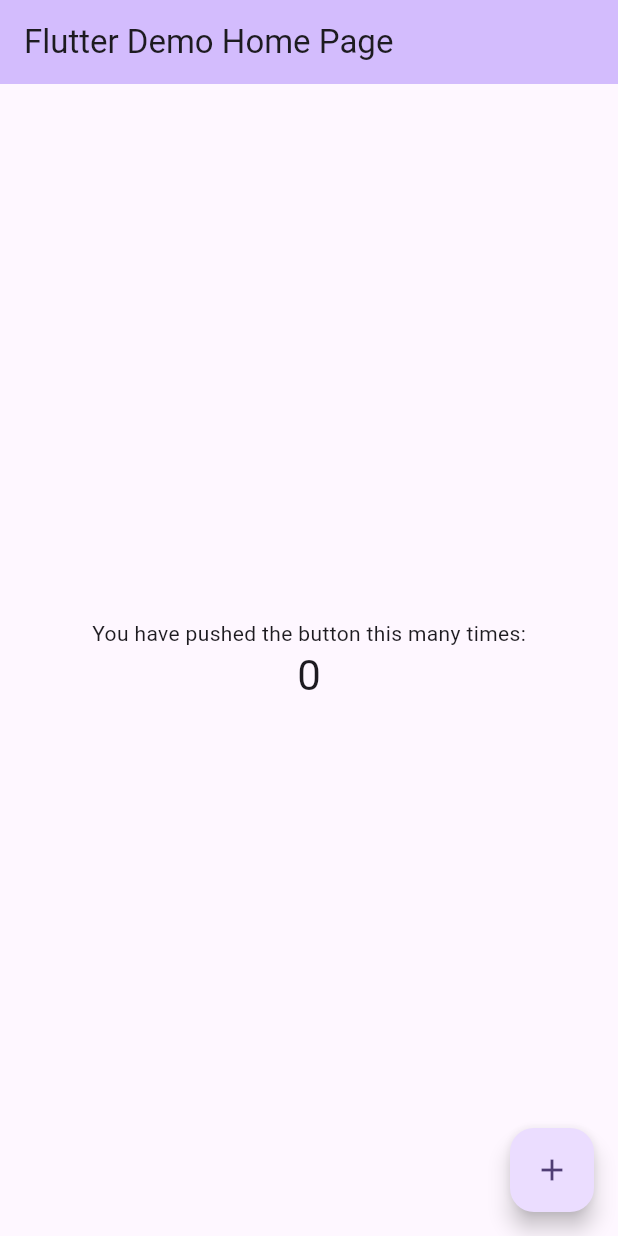
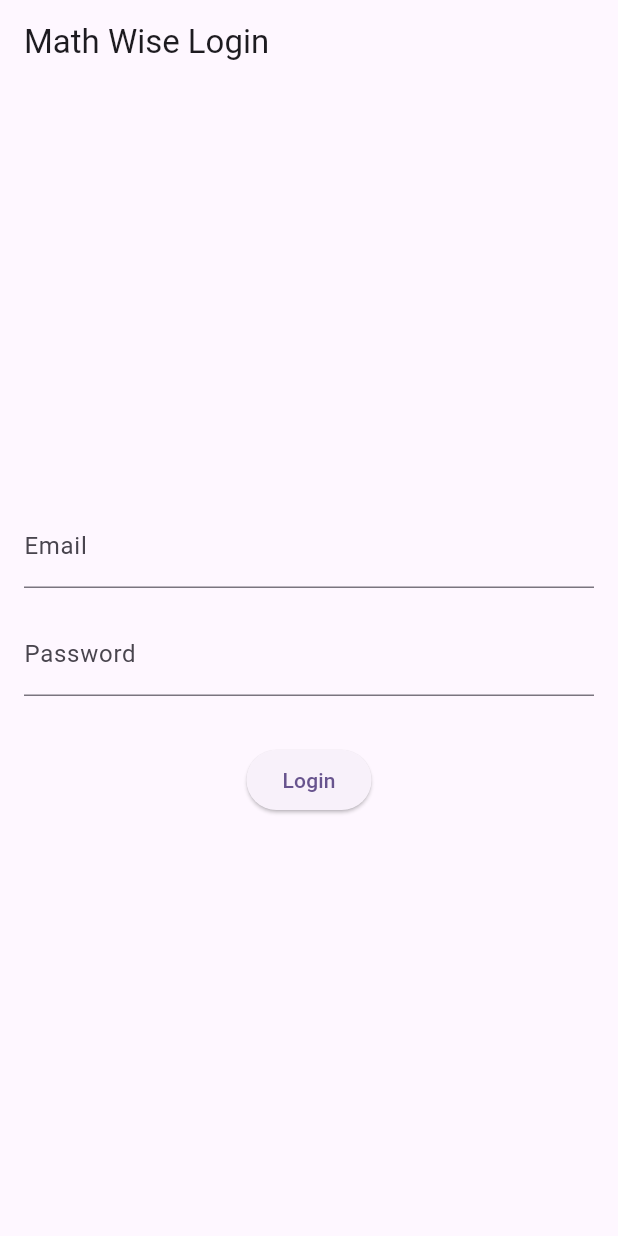
Before and after one commit to Yazzine02/math-wise, a Flutter app: the screen it shows after launch, on a phone screen of 412 x 824 dp. Run offline on Flutter 3.47's test engine with Material 3 defaults, Android fonts, the light colour scheme and no system bars; our stand-ins replace go_router, shared_preferences.

Commit message:
feat(frontend): integrate auth service and declarative routing
- Created AuthService to handle HTTP login/register requests to the Spring Boot gateway
- Built LoginScreen UI with form controllers, loading states, and error handling
- Implemented SharedPreferences to persist the JWT token locally
- Integrated go_router and provider for state-based, declarative routing
- Established a router guard to automatically redirect users to the home dashboard upon successful authentication

```diff
--- /dev/null
+++ b/frontend-flutter/devtools_options.yaml
@@ -0,0 +1,3 @@
+description: This file stores settings for Dart & Flutter DevTools.
+documentation: https://docs.flutter.dev/tools/devtools/extensions#configure-extension-enablement-states
+extensions:
--- a/frontend-flutter/lib/main.dart
+++ b/frontend-flutter/lib/main.dart
@@ -1,121 +1,42 @@
 import 'package:flutter/material.dart';
+import 'package:provider/provider.dart';
+import 'providers/auth_provider.dart';
+import 'routing/app_router.dart';
 
 void main() {
-  runApp(const MyApp());
+  runApp(const MathWiseApp());
 }
 
-class MyApp extends StatelessWidget {
-  const MyApp({super.key});
-
-  // This widget is the root of your application.
-  @override
-  Widget build(BuildContext context) {
-    return MaterialApp(
-      title: 'Flutter Demo',
-      theme: ThemeData(
-        // This is the theme of your application.
-        //
-        // TRY THIS: Try running your application with "flutter run". You'll see
-        // the application has a purple toolbar. Then, without quitting the app,
-        // try changing the seedColor in the colorScheme below to Colors.green
-        // and then invoke "hot reload" (save your changes or press the "hot
-        // reload" button in a Flutter-supported IDE, or press "r" if you used
-        // the command line to start the app).
-        //
-        // Notice that the counter didn't reset back to zero; the application
-        // state is not lost during the reload. To reset the state, use hot
-        // restart instead.
-        //
-        // This works for code too, not just values: Most code changes can be
-        // tested with just a hot reload.
-        colorScheme: .fromSeed(seedColor: Colors.deepPurple),
-      ),
-      home: const MyHomePage(title: 'Flutter Demo Home Page'),
-    );
-  }
-}
-
-class MyHomePage extends StatefulWidget {
-  const MyHomePage({super.key, required this.title});
-
-  // This widget is the home page of your application. It is stateful, meaning
-  // that it has a State object (defined below) that contains fields that affect
-  // how it looks.
-
-  // This class is the configuration for the state. It holds the values (in this
-  // case the title) provided by the parent (in this case the App widget) and
-  // used by the build method of the State. Fields in a Widget subclass are
-  // always marked "final".
-
-  final String title;
-
-  @override
-  State<MyHomePage> createState() => _MyHomePageState();
-}
-
-class _MyHomePageState extends State<MyHomePage> {
-  int _counter = 0;
-
-  void _incrementCounter() {
-    setState(() {
-      // This call to setState tells the Flutter framework that something has
-      // changed in this State, which causes it to rerun the build method below
-      // so that the display can reflect the updated values. If we changed
-      // _counter without calling setState(), then the build method would not be
-      // called again, and so nothing would appear to happen.
-      _counter++;
-    });
-  }
+class MathWiseApp extends StatelessWidget {
+  const MathWiseApp({super.key});
 
   @override
   Widget build(BuildContext context) {
-    // This method is rerun every time setState is called, for instance as done
-    // by the _incrementCounter method above.
-    //
-    // The Flutter framework has been optimized to make rerunning build methods
-    // fast, so that you can just rebuild anything that needs updating rather
-    // than having to individually change instances of widgets.
-    return Scaffold(
-      appBar: AppBar(
-        // TRY THIS: Try changing the color here to a specific color (to
-        // Colors.amber, perhaps?) and trigger a hot reload to see the AppBar
-        // change color while the other colors stay the same.
-        backgroundColor: Theme.of(context).colorScheme.inversePrimary,
-        // Here we take the value from the MyHomePage object that was created by
-        // the App.build method, and use it to set our appbar title.
-        title: Text(widget.title),
-      ),
-      body: Center(
-        // Center is a layout widget. It takes a single child and positions it
-        // in the middle of the parent.
-        child: Column(
-          // Column is also a layout widget. It takes a list of children and
-          // arranges them vertically. By default, it sizes itself to fit its
-          // children horizontally, and tries to be as tall as its parent.
-          //
-          // Column has various properties to control how it sizes itself and
-          // how it positions its children. Here we use mainAxisAlignment to
-          // center the children vertically; the main axis here is the vertical
-          // axis because Columns are vertical (the cross axis would be
-          // horizontal).
-          //
-          // TRY THIS: Invoke "debug painting" (choose the "Toggle Debug Paint"
-          // action in the IDE, or press "p" in the console), to see the
-          // wireframe for each widget.
-          mainAxisAlignment: .center,
-          children: [
-            const Text('You have pushed the button this many times:'),
-            Text(
-              '$_counter',
-              style: Theme.of(context).textTheme.headlineMedium,
+    return MultiProvider(
+      providers: [
+        // 1. Provide the Auth State to the whole app
+        ChangeNotifierProvider(create: (_) => AuthProvider()),
+
+        // 2. Provide the Router, passing it the AuthProvider so it can guard routes
+        ProxyProvider<AuthProvider, AppRouter>(
+          update: (context, authProvider, previous) => AppRouter(authProvider),
+        ),
+      ],
+      child: Builder(
+        builder: (context) {
+          // Grab the router
+          final goRouter = context.read<AppRouter>().router;
+
+          return MaterialApp.router(
+            title: 'Math Wise',
+            debugShowCheckedModeBanner: false,
+            theme: ThemeData(
+              colorScheme: ColorScheme.fromSeed(seedColor: Colors.deepPurple),
+              useMaterial3: true,
             ),
-          ],
-        ),
-      ),
-      floatingActionButton: FloatingActionButton(
-        onPressed: _incrementCounter,
-        tooltip: 'Increment',
-        child: const Icon(Icons.add),
+            routerConfig: goRouter, // Use go_router
+          );
+        },
       ),
     );
   }
--- /dev/null
+++ b/frontend-flutter/lib/providers/auth_provider.dart
@@ -0,0 +1,42 @@
+import 'package:flutter/material.dart';
+import 'package:shared_preferences/shared_preferences.dart';
+import '../services/auth_service.dart';
+
+class AuthProvider extends ChangeNotifier {
+  bool _isAuthenticated = false;
+  bool _isInitialized = false; // Prevents routing before we check storage
+
+  bool get isAuthenticated => _isAuthenticated;
+  bool get isInitialized => _isInitialized;
+
+  AuthProvider() {
+    _checkExistingToken();
+  }
+
+  // Check SharedPreferences on app startup
+  Future<void> _checkExistingToken() async {
+    final prefs = await SharedPreferences.getInstance();
+    final token = prefs.getString('jwt_token');
+
+    _isAuthenticated = token != null;
+    _isInitialized = true;
+    notifyListeners(); // Wakes up the router
+  }
+
+  // Wrapper for your static login method
+  Future<String?> login(String email, String password) async {
+    final error = await AuthService.login(email, password);
+    if (error == null) {
+      _isAuthenticated = true;
+      notifyListeners(); // Tells the router to redirect to home
+    }
+    return error;
+  }
+
+  // Wrapper for your static logout method
+  Future<void> logout() async {
+    await AuthService.logout();
+    _isAuthenticated = false;
+    notifyListeners(); // Tells the router to kick user to login screen
+  }
+}
--- /dev/null
+++ b/frontend-flutter/lib/routing/app_router.dart
@@ -0,0 +1,47 @@
+import 'package:go_router/go_router.dart';
+import '../providers/auth_provider.dart';
+import '../screens/login_screen.dart';
+import '../screens/home_screen.dart'; // We will create a dummy screen for this next
+
+class AppRouter {
+  final AuthProvider authProvider;
+
+  AppRouter(this.authProvider);
+
+  late final GoRouter router = GoRouter(
+    refreshListenable: authProvider,
+    initialLocation: '/home',
+
+    // The Auth Guard
+    redirect: (context, state) {
+      // Don't route until we've checked SharedPreferences
+      if (!authProvider.isInitialized) return null;
+
+      final bool isLoggedIn = authProvider.isAuthenticated;
+      final bool isGoingToLogin = state.matchedLocation == '/login';
+
+      if (!isLoggedIn && !isGoingToLogin) {
+        return '/login'; // Kick to login
+      }
+
+      if (isLoggedIn && isGoingToLogin) {
+        return '/home'; // Prevent logged-in users from seeing login screen
+      }
+
+      return null;
+    },
+
+    routes: [
+      GoRoute(
+        path: '/login',
+        name: 'login',
+        builder: (context, state) => LoginScreen(),
+      ),
+      GoRoute(
+        path: '/home',
+        name: 'home',
+        builder: (context, state) => const HomeScreen(),
+      ),
+    ],
+  );
+}
--- /dev/null
+++ b/frontend-flutter/lib/screens/login_screen.dart
@@ -0,0 +1,71 @@
+import 'package:flutter/material.dart';
+import '../services/auth_service.dart';
+import 'package:provider/provider.dart';
+import '../providers/auth_provider.dart';
+
+class LoginScreen extends StatefulWidget {
+  @override
+  _LoginScreenState createState() => _LoginScreenState();
+}
+
+class _LoginScreenState extends State<LoginScreen> {
+  final _emailController = TextEditingController();
+  final _passwordController = TextEditingController();
+  bool _isLoading = false;
+
+  void _handleLogin() async {
+  setState(() => _isLoading = true);
+
+  // Call login via the Provider instead of the static service directly
+  final error = await context.read<AuthProvider>().login(
+    _emailController.text.trim(),
+    _passwordController.text.trim(),
+  );
+
+  // Check if the widget is still mounted before calling setState (Flutter best practice)
+  if (!mounted) return;
+  setState(() => _isLoading = false);
+
+  if (error == null) {
+    print("Login successful! Router will automatically redirect.");
+    // Notice we DO NOT use Navigator.push here! go_router handles it automatically.
+  } else {
+    ScaffoldMessenger.of(context).showSnackBar(
+      SnackBar(content: Text(error), backgroundColor: Colors.red),
+    );
+  }
+}
+
+  @override
+  Widget build(BuildContext context) {
+    return Scaffold(
+      appBar: AppBar(title: Text('Math Wise Login')),
+      body: Padding(
+        padding: const EdgeInsets.all(16.0),
+        child: Column(
+          mainAxisAlignment: MainAxisAlignment.center,
+          children: [
+            TextField(
+              controller: _emailController,
+              decoration: InputDecoration(labelText: 'Email'),
+              keyboardType: TextInputType.emailAddress,
+            ),
+            SizedBox(height: 16),
+            TextField(
+              controller: _passwordController,
+              decoration: InputDecoration(labelText: 'Password'),
+              obscureText: true,
+            ),
+            SizedBox(height: 32),
+            _isLoading
+                ? CircularProgressIndicator()
+                : ElevatedButton(
+                    onPressed: _handleLogin,
+                    child: Text('Login'),
+                  ),
+          ],
+        ),
+      ),
+    );
+  }
+}
--- a/frontend-flutter/pubspec.yaml
+++ b/frontend-flutter/pubspec.yaml
@@ -34,6 +34,10 @@ dependencies:
   # The following adds the Cupertino Icons font to your application.
   # Use with the CupertinoIcons class for iOS style icons.
   cupertino_icons: ^1.0.8
+  http: ^1.2.0
+  shared_preferences: ^2.5.5
+  go_router: ^17.2.0
+  provider: ^6.1.5+1
 
 dev_dependencies:
   flutter_test:
```
Also changed, not shown: frontend-flutter/lib/screens/home_screen.dart (added, +28 -0 lines), frontend-flutter/lib/services/auth_service.dart (added, +72 -0 lines), frontend-flutter/pubspec.lock, 2 other files.
